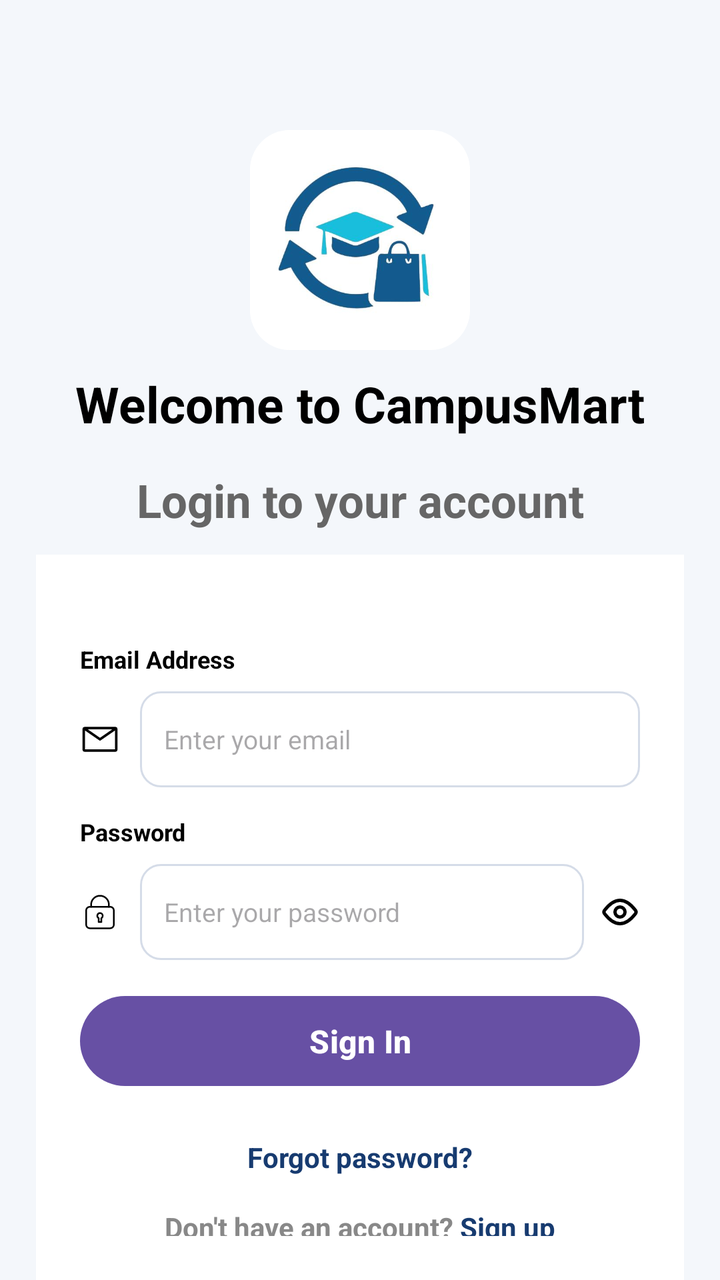
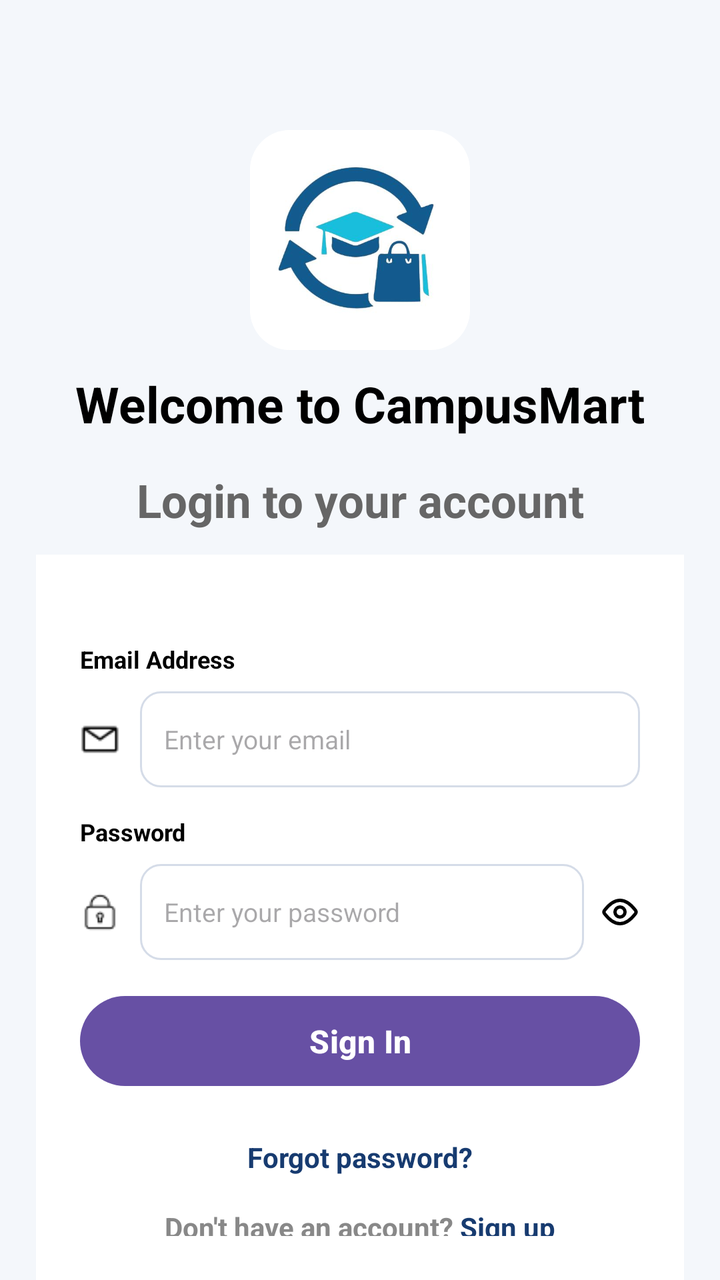

Screens rendered from an Android XML layout before and after an edit, with the pre-edit source and the edit as a unified diff.
<!-- AndroidManifest.xml: application theme Theme.CampusMart -->
<!-- res/layout/login.xml -->
<?xml version="1.0" encoding="utf-8"?>
<LinearLayout
    xmlns:android="http://schemas.android.com/apk/res/android"
    android:layout_width="match_parent"
    android:layout_height="match_parent"
    android:orientation="vertical"
    android:background="#F4F7FB">

    
    <RelativeLayout
        android:layout_width="match_parent"
        android:layout_height="0dp"
        android:layout_weight="1.1">

        <ImageView
            android:id="@+id/logo"
            android:layout_width="110dp"
            android:layout_height="110dp"
            android:layout_centerHorizontal="true"
            android:layout_marginTop="65dp"
            android:src="@drawable/logo"
            android:background="@drawable/rounded_corner"
            android:clipToOutline="true"
            android:scaleType="centerInside"/>

        <TextView
            android:id="@+id/name"
            android:layout_width="wrap_content"
            android:layout_height="wrap_content"
            android:layout_below="@id/logo"
            android:layout_centerHorizontal="true"
            android:layout_marginTop="10dp"
            android:text="Welcome to CampusMart"
            android:textColor="#000000"
            android:textSize="25sp"
            android:textStyle="bold"/>

    </RelativeLayout>

    
    <LinearLayout
        android:layout_width="match_parent"
        android:layout_height="0dp"
        android:layout_weight="1.9"
        android:orientation="vertical">

        <TextView
            android:layout_width="match_parent"
            android:layout_height="wrap_content"
            android:gravity="center"
            android:text="Login to your account"
            android:textColor="#666666"
            android:textSize="23sp"
            android:textStyle="bold"
            android:layout_marginBottom="12dp"/>

        
        <LinearLayout
            android:layout_width="match_parent"
            android:layout_height="match_parent"
            android:layout_marginHorizontal="18dp"
            android:background="#FFFFFF"
            android:orientation="vertical"
            android:padding="22dp">

            
            <TextView
                android:layout_width="wrap_content"
                android:layout_height="wrap_content"
                android:text="Email Address"
                android:textColor="#000000"
                android:textStyle="bold"
                android:textSize="12sp"
                android:layout_marginTop="22dp"
                android:layout_marginBottom="8dp"/>

            
            <LinearLayout
                android:layout_width="match_parent"
                android:layout_height="48dp"
                android:orientation="horizontal"
                android:gravity="center_vertical">

                <ImageView
                    android:layout_width="20dp"
                    android:layout_height="20dp"
                    android:src="@drawable/email"
                    android:tint="#000000"
                    android:layout_marginEnd="10dp"/>

                <EditText
                    android:id="@+id/email"
                    android:layout_width="0dp"
                    android:layout_height="match_parent"
                    android:layout_weight="1"
                    android:hint="Enter your email"
                    android:inputType="textEmailAddress"
                    android:singleLine="true"
                    android:textSize="13sp"
                    android:paddingHorizontal="12dp"
                    android:background="@drawable/input_background"/>

            </LinearLayout>

            
            <TextView
                android:layout_width="wrap_content"
                android:layout_height="wrap_content"
                android:text="Password"
                android:textColor="#000000"
                android:textStyle="bold"
                android:textSize="12sp"
                android:layout_marginTop="14dp"
                android:layout_marginBottom="8dp"/>

            
            <LinearLayout
                android:layout_width="match_parent"
                android:layout_height="48dp"
                android:orientation="horizontal"
                android:gravity="center_vertical">

                <ImageView
                    android:layout_width="20dp"
                    android:layout_height="20dp"
                    android:src="@drawable/lock"
                    android:tint="#000000"
                    android:layout_marginEnd="10dp"/>

                <EditText
                    android:id="@+id/password"
                    android:layout_width="0dp"
                    android:layout_height="match_parent"
                    android:layout_weight="1"
                    android:hint="Enter your password"
                    android:inputType="textPassword"
                    android:singleLine="true"
                    android:textSize="13sp"
                    android:paddingHorizontal="12dp"
                    android:background="@drawable/input_background"/>

                <ImageView
                    android:id="@+id/togglePassword"
                    android:layout_width="20dp"
                    android:layout_height="20dp"
                    android:src="@drawable/eye"
                    android:tint="#000000"
                    android:layout_marginStart="8dp"/>

            </LinearLayout>

            
            <Button
                android:id="@+id/btnSignIn"
                android:layout_width="match_parent"
                android:layout_height="45dp"
                android:layout_marginTop="18dp"
                android:text="Sign In"
                android:textAllCaps="false"
                android:textColor="#FFFFFF"
                android:textSize="16sp"
                android:textStyle="bold"
                android:background="@drawable/button_background"/>

            
            <TextView
                android:id="@+id/forgotPassword"
                android:layout_width="wrap_content"
                android:layout_height="wrap_content"
                android:text="Forgot password?"
                android:textColor="#173B70"
                android:textStyle="bold"
                android:textSize="14sp"
                android:layout_gravity="center_horizontal"
                android:layout_marginTop="26dp"/>

            
            <LinearLayout
                android:layout_width="wrap_content"
                android:layout_height="wrap_content"
                android:orientation="horizontal"
                android:layout_gravity="center_horizontal"
                android:layout_marginTop="16dp">

                <TextView
                    android:layout_width="wrap_content"
                    android:layout_height="wrap_content"
                    android:text="Don't have an account? "
                    android:textColor="#888888"
                    android:textStyle="bold"
                    android:textSize="14sp"/>

                <TextView
                    android:id="@+id/goToSignup"
                    android:layout_width="wrap_content"
                    android:layout_height="wrap_content"
                    android:text="Sign up"
                    android:textColor="#173B70"
                    android:textStyle="bold"
                    android:textSize="14sp"/>

            </LinearLayout>

        </LinearLayout>

    </LinearLayout>

</LinearLayout>
<!-- resources referenced by this layout -->
<resources>
  <!-- drawable button_background (drawable) -->
  <?xml version="1.0" encoding="utf-8"?>
  <shape xmlns:android="http://schemas.android.com/apk/res/android">
      <solid android:color="#173B70"/>
      <corners android:radius="30dp"/>
  </shape>
  <!-- drawable email (drawable) -->
  <vector xmlns:android="http://schemas.android.com/apk/res/android" android:height="20dp" android:viewportHeight="32" android:viewportWidth="32" android:width="20dp">
        
      <path android:fillColor="#FF000000" android:pathData="M28,6H4a2,2 0,0 0,-2 2v16a2,2 0,0 0,2 2h24a2,2 0,0 0,2 -2V8a2,2 0,0 0,-2 -2m-2.2,2L16,14.78L6.2,8ZM4,24V8.91l11.43,7.91a1,1 0,0 0,1.14 0L28,8.91V24Z"/>
      
  </vector>
  <!-- drawable eye (drawable) -->
  <vector xmlns:android="http://schemas.android.com/apk/res/android" android:height="20dp" android:viewportHeight="24" android:viewportWidth="24" android:width="20dp">
  
      <path android:fillColor="#00000000" android:pathData="M21.257,10.962c0.474,0.62 0.474,1.457 0,2.076C19.764,14.987 16.182,19 12,19s-7.764,-4.013 -9.257,-5.962a1.69,1.69 0,0 1,0 -2.076C4.236,9.013 7.818,5 12,5s7.764,4.013 9.257,5.962" android:strokeColor="#FF000000" android:strokeLineCap="round" android:strokeLineJoin="round" android:strokeWidth="2"/>
  
      <path android:fillColor="#00000000" android:pathData="M12,12m-3,0a3,3 0,1 1,6 0a3,3 0,1 1,-6 0" android:strokeColor="#FF000000" android:strokeLineCap="round" android:strokeLineJoin="round" android:strokeWidth="2"/>
  
  </vector>
  <!-- drawable input_background (drawable) -->
  <?xml version="1.0" encoding="utf-8"?>
  <shape xmlns:android="http://schemas.android.com/apk/res/android">
      <solid android:color="#FFFFFF"/>
      <corners android:radius="10dp"/>
      <stroke
          android:width="1dp"
          android:color="#D5DCE8"/>
  </shape>
  <!-- drawable lock (drawable) -->
  <vector xmlns:android="http://schemas.android.com/apk/res/android"
      android:height="20dp"
      android:viewportHeight="48"
      android:viewportWidth="48"
      android:width="20dp">
  
      <path
          android:fillColor="#00000000"
          android:pathData="M24,25.28a3.26,3.26 0,0 0,-1.64 6.07V36h3.32v-4.65a3.28,3.28 0,0 0,1.61 -2.8A3.27,3.27 0,0 0,24 25.28"
          android:strokeColor="#FF000000"
          android:strokeLineCap="round"
          android:strokeLineJoin="round"
          android:strokeWidth="2"/>
  
      <path
          android:fillColor="#00000000"
          android:pathData="M11.7,17.77L36.29,17.77A4.32,4.32 0,0 1,40.61 22.09L40.61,39.18A4.32,4.32 0,0 1,36.29 43.5L11.7,43.5A4.32,4.32 0,0 1,7.38 39.18L7.38,22.09A4.32,4.32 0,0 1,11.7 17.77z"
          android:strokeColor="#FF000000"
          android:strokeLineCap="round"
          android:strokeLineJoin="round"
          android:strokeWidth="2"/>
  
      <path
          android:fillColor="#00000000"
          android:pathData="M13.35,17.77v-2.61a10.66,10.66 0,0 1,21.32 0v2.61"
          android:strokeColor="#FF000000"
          android:strokeLineCap="round"
          android:strokeLineJoin="round"
          android:strokeWidth="2"/>
  
  </vector>
  <!-- drawable logo: jpeg bitmap (drawable, 13386 bytes) -->
  <!-- drawable rounded_corner (drawable) -->
  <?xml version="1.0" encoding="utf-8"?>
  <shape xmlns:android="http://schemas.android.com/apk/res/android">
      <corners android:radius="20dp"/>
      <solid android:color="#FFFFFF"/>
  </shape>
  <style name="Theme.CampusMart" parent="Base.Theme.CampusMart" />
  <style name="Base.Theme.CampusMart" parent="Theme.Material3.DayNight.NoActionBar">
          
          
      </style>
</resources>

<!-- the commit's change to res/layout/login.xml (unified diff, before → after) -->
@@ -84,7 +84,7 @@
                 <ImageView
                     android:layout_width="20dp"
                     android:layout_height="20dp"
-                    android:src="@drawable/email"
+                    android:src="@drawable/email_png"
                     android:tint="#000000"
                     android:layout_marginEnd="10dp"/>
 
@@ -123,7 +123,7 @@
                 <ImageView
                     android:layout_width="20dp"
                     android:layout_height="20dp"
-                    android:src="@drawable/lock"
+                    android:src="@drawable/password_png"
                     android:tint="#000000"
                     android:layout_marginEnd="10dp"/>
 
<!-- resource entries referenced after the edit -->
@@ -6,12 +6,7 @@
       <solid android:color="#173B70"/>
       <corners android:radius="30dp"/>
   </shape>
-  <!-- drawable email (drawable) -->
-  <vector xmlns:android="http://schemas.android.com/apk/res/android" android:height="20dp" android:viewportHeight="32" android:viewportWidth="32" android:width="20dp">
-        
-      <path android:fillColor="#FF000000" android:pathData="M28,6H4a2,2 0,0 0,-2 2v16a2,2 0,0 0,2 2h24a2,2 0,0 0,2 -2V8a2,2 0,0 0,-2 -2m-2.2,2L16,14.78L6.2,8ZM4,24V8.91l11.43,7.91a1,1 0,0 0,1.14 0L28,8.91V24Z"/>
-      
-  </vector>
+  <!-- drawable email_png: png bitmap (drawable, 389 bytes) -->
   <!-- drawable eye (drawable) -->
   <vector xmlns:android="http://schemas.android.com/apk/res/android" android:height="20dp" android:viewportHeight="24" android:viewportWidth="24" android:width="20dp">
   
@@ -29,39 +24,8 @@
           android:width="1dp"
           android:color="#D5DCE8"/>
   </shape>
-  <!-- drawable lock (drawable) -->
-  <vector xmlns:android="http://schemas.android.com/apk/res/android"
-      android:height="20dp"
-      android:viewportHeight="48"
-      android:viewportWidth="48"
-      android:width="20dp">
-  
-      <path
-          android:fillColor="#00000000"
-          android:pathData="M24,25.28a3.26,3.26 0,0 0,-1.64 6.07V36h3.32v-4.65a3.28,3.28 0,0 0,1.61 -2.8A3.27,3.27 0,0 0,24 25.28"
-          android:strokeColor="#FF000000"
-          android:strokeLineCap="round"
-          android:strokeLineJoin="round"
-          android:strokeWidth="2"/>
-  
-      <path
-          android:fillColor="#00000000"
-          android:pathData="M11.7,17.77L36.29,17.77A4.32,4.32 0,0 1,40.61 22.09L40.61,39.18A4.32,4.32 0,0 1,36.29 43.5L11.7,43.5A4.32,4.32 0,0 1,7.38 39.18L7.38,22.09A4.32,4.32 0,0 1,11.7 17.77z"
-          android:strokeColor="#FF000000"
-          android:strokeLineCap="round"
-          android:strokeLineJoin="round"
-          android:strokeWidth="2"/>
-  
-      <path
-          android:fillColor="#00000000"
-          android:pathData="M13.35,17.77v-2.61a10.66,10.66 0,0 1,21.32 0v2.61"
-          android:strokeColor="#FF000000"
-          android:strokeLineCap="round"
-          android:strokeLineJoin="round"
-          android:strokeWidth="2"/>
-  
-  </vector>
   <!-- drawable logo: jpeg bitmap (drawable, 13386 bytes) -->
+  <!-- drawable password_png: png bitmap (drawable, 455 bytes) -->
   <!-- drawable rounded_corner (drawable) -->
   <?xml version="1.0" encoding="utf-8"?>
   <shape xmlns:android="http://schemas.android.com/apk/res/android">
